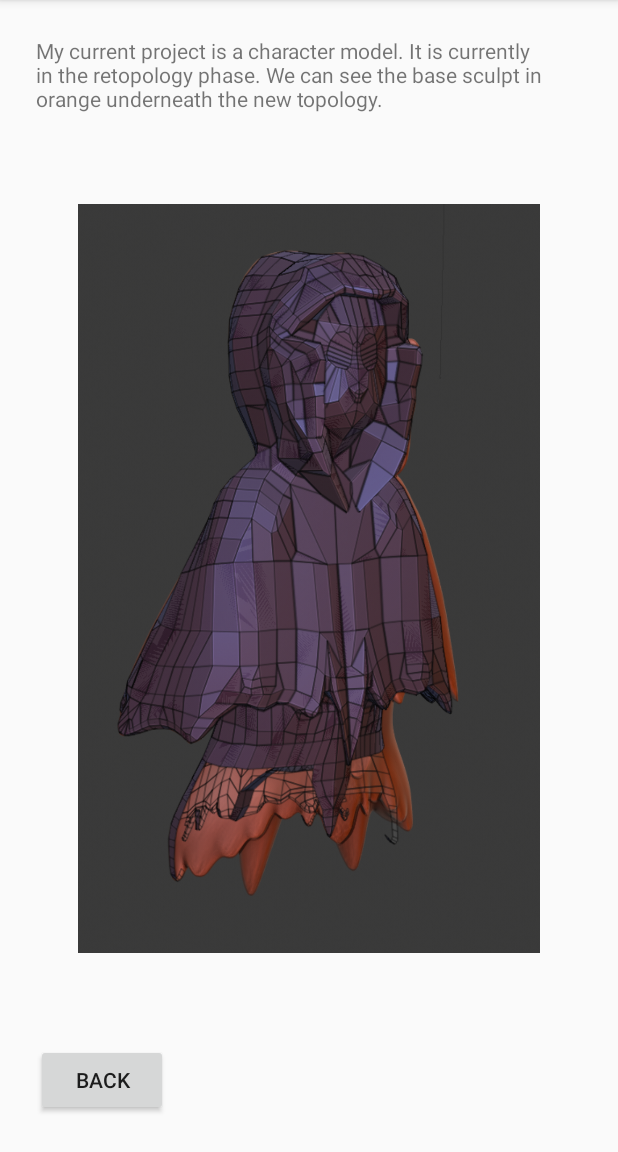
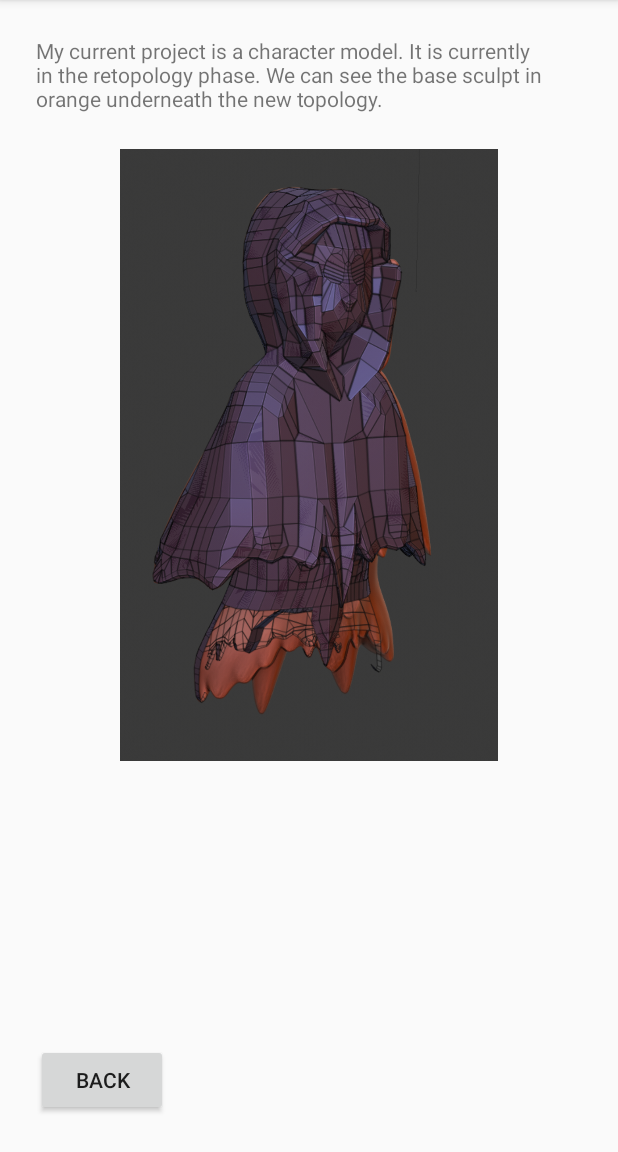
Before and after one commit to RPCIII/layouts-app, an Android app: the FrameActivity screen opened directly, with no data from a screen before it, on a phone screen of 412 x 824 dp, the part 84-1236 px from its top. Run offline under Robolectric (Android 15) with nearby library versions, the phone set to English and light mode, and no system bars.

Commit message:
fixed image constraint

```diff
--- a/app/src/main/res/layout/activity_frame.xml
+++ b/app/src/main/res/layout/activity_frame.xml
@@ -22,13 +22,12 @@
             app:layout_constraintStart_toStartOf="parent"
             android:layout_marginStart="24dp" app:layout_constraintEnd_toEndOf="parent" android:layout_marginEnd="24dp"
             android:layout_marginTop="24dp" app:layout_constraintTop_toBottomOf="@+id/currentProj"
-            android:layout_marginBottom="96dp" app:layout_constraintBottom_toBottomOf="parent"
             android:id="@+id/frameLayout">
 
         <ImageView
                 android:id="@+id/currentProjectImage"
                 android:layout_width="wrap_content"
-                android:layout_height="wrap_content"
+                android:layout_height="408dp"
                 android:contentDescription="Image"
                 android:src="@drawable/currentproj"/>
     </FrameLayout>
```
